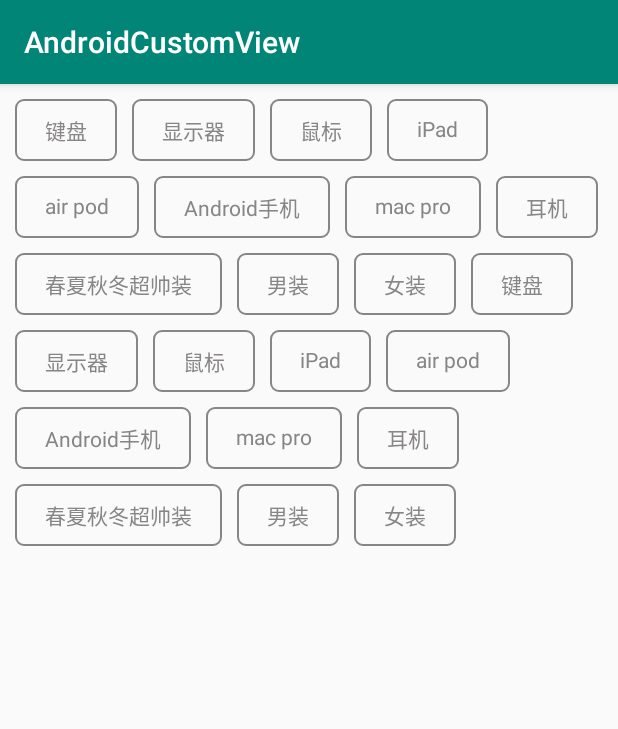
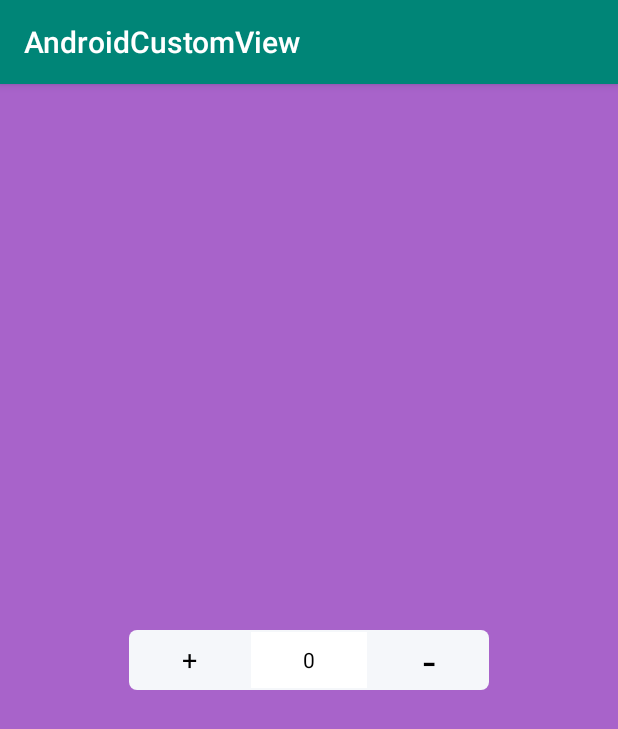
Before and after one commit to CantonTower/CustomView, an Android app: the screen it shows after launch (InputNumberActivity), after a tap on "计数器", on a phone screen of 412 x 824 dp. Shown: the top 729 px of the screen. Run offline under Robolectric (Android 15) with nearby library versions, the phone set to English and light mode, and no system bars.

Commit message:
添加item点击事件回调

```diff
--- a/app/src/main/AndroidManifest.xml
+++ b/app/src/main/AndroidManifest.xml
@@ -1,5 +1,6 @@
 <?xml version="1.0" encoding="utf-8"?>
 <manifest xmlns:android="http://schemas.android.com/apk/res/android"
+    xmlns:tools="http://schemas.android.com/tools"
     package="com.longrise.androidcustomviewdemo">
 
     <application
@@ -9,7 +10,8 @@
         android:label="@string/app_name"
         android:roundIcon="@mipmap/ic_launcher_round"
         android:supportsRtl="true"
-        android:theme="@style/AppTheme">
+        android:theme="@style/AppTheme"
+        tools:ignore="GoogleAppIndexingWarning">
 
         <activity
             android:name=".MainActivity"
@@ -25,6 +27,7 @@
         <activity
             android:name=".loginpage.LoginActivity"
             android:theme="@style/Theme.AppCompat.NoActionBar"/>
+        <activity android:name=".flow.FlowActivity"/>
 
     </application>
 
--- a/app/src/main/java/com/longrise/androidcustomviewdemo/MainActivity.java
+++ b/app/src/main/java/com/longrise/androidcustomviewdemo/MainActivity.java
@@ -7,6 +7,7 @@
 
 import androidx.appcompat.app.AppCompatActivity;
 
+import com.longrise.androidcustomviewdemo.flow.FlowActivity;
 import com.longrise.androidcustomviewdemo.inputnumber.InputNumberActivity;
 import com.longrise.androidcustomviewdemo.loginpage.LoginActivity;
 
@@ -24,16 +25,20 @@
     private void initView() {
         mbtnCounter = findViewById(R.id.btn_counter);
         mbtnLogin = findViewById(R.id.btn_login);
+
         mbtnCounter.setOnClickListener(this);
         mbtnLogin.setOnClickListener(this);
     }
 
     @Override
     public void onClick(View v) {
-        if (v == mbtnCounter) {
-            startActivity(new Intent(this, InputNumberActivity.class));
-        } else if (v == mbtnLogin) {
-            startActivity(new Intent(this, LoginActivity.class));
+        switch (v.getId()) {
+            case R.id.btn_counter:
+                startActivity(new Intent(this, InputNumberActivity.class));
+                break;
+            case R.id.btn_login:
+                startActivity(new Intent(this, LoginActivity.class));
+                break;
         }
     }
 }
--- a/app/src/main/java/com/longrise/androidcustomviewdemo/inputnumber/InputNumberActivity.java
+++ b/app/src/main/java/com/longrise/androidcustomviewdemo/inputnumber/InputNumberActivity.java
@@ -5,10 +5,6 @@
 import androidx.appcompat.app.AppCompatActivity;
 
 import com.longrise.androidcustomviewdemo.R;
-import com.longrise.androidcustomviewdemo.flow.FlowLayout;
-
-import java.util.ArrayList;
-import java.util.List;
 
 /**
  * 计数器页面
@@ -22,30 +18,5 @@
     public void onCreate(Bundle savedInstanceState) {
         super.onCreate(savedInstanceState);
         setContentView(R.layout.activity_input_number);
-        FlowLayout flowLayout = findViewById(R.id.layout_flow);
-        List<String> data = new ArrayList<>();
-        data.add("键盘");
-        data.add("显示器");
-        data.add("鼠标");
-        data.add("iPad");
-        data.add("air pod");
-        data.add("Android手机");
-        data.add("mac pro");
-        data.add("耳机");
-        data.add("春夏秋冬超帅装");
-        data.add("男装");
-        data.add("女装");
-        data.add("键盘");
-        data.add("显示器");
-        data.add("鼠标");
-        data.add("iPad");
-        data.add("air pod");
-        data.add("Android手机");
-        data.add("mac pro");
-        data.add("耳机");
-        data.add("春夏秋冬超帅装");
-        data.add("男装");
-        data.add("女装");
-        flowLayout.setData(data);
     }
 }
--- a/app/src/main/res/layout/activity_input_number.xml
+++ b/app/src/main/res/layout/activity_input_number.xml
@@ -1,24 +1,17 @@
 <?xml version="1.0" encoding="utf-8"?>
 <LinearLayout xmlns:android="http://schemas.android.com/apk/res/android"
+    xmlns:app="http://schemas.android.com/apk/res-auto"
     android:layout_width="match_parent"
     android:layout_height="match_parent"
-    xmlns:app="http://schemas.android.com/apk/res-auto">
-<!--    android:background="#a863ca">-->
+    android:gravity="center"
+    android:background="#a863ca">
 
-<!--    <com.longrise.androidcustomviewdemo.inputnumber.InputNumberView-->
-<!--        android:id="@+id/view_input_number"-->
-<!--        android:layout_width="wrap_content"-->
-<!--        android:layout_height="wrap_content"-->
-<!--        app:max="30"-->
-<!--        app:min="-30"-->
-<!--        />-->
-
-    <com.longrise.androidcustomviewdemo.flow.FlowLayout
-        android:id="@+id/layout_flow"
-        android:layout_width="match_parent"
-        android:layout_height="match_parent"
-        app:itemHorizontalMargin="10dp"
-        app:itemVerticalMargin="10dp"
+    <com.longrise.androidcustomviewdemo.inputnumber.InputNumberView
+        android:id="@+id/view_input_number"
+        android:layout_width="wrap_content"
+        android:layout_height="wrap_content"
+        app:max="30"
+        app:min="-30"
         />
 
 </LinearLayout>
```
Also changed, not shown: app/src/main/java/com/longrise/androidcustomviewdemo/flow/FlowActivity.java (added, +54 -0 lines), app/src/main/java/com/longrise/androidcustomviewdemo/flow/FlowLayout.java (+22 -0 lines), app/src/main/res/layout/activity_flow.xml (added, +15 -0 lines).
